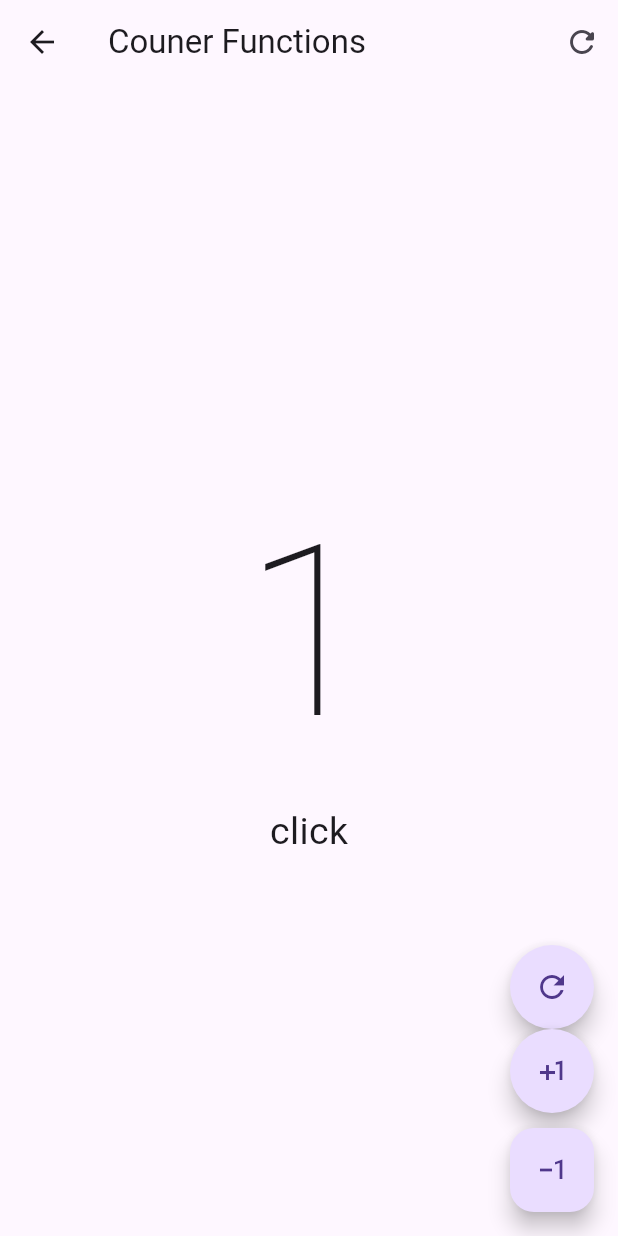
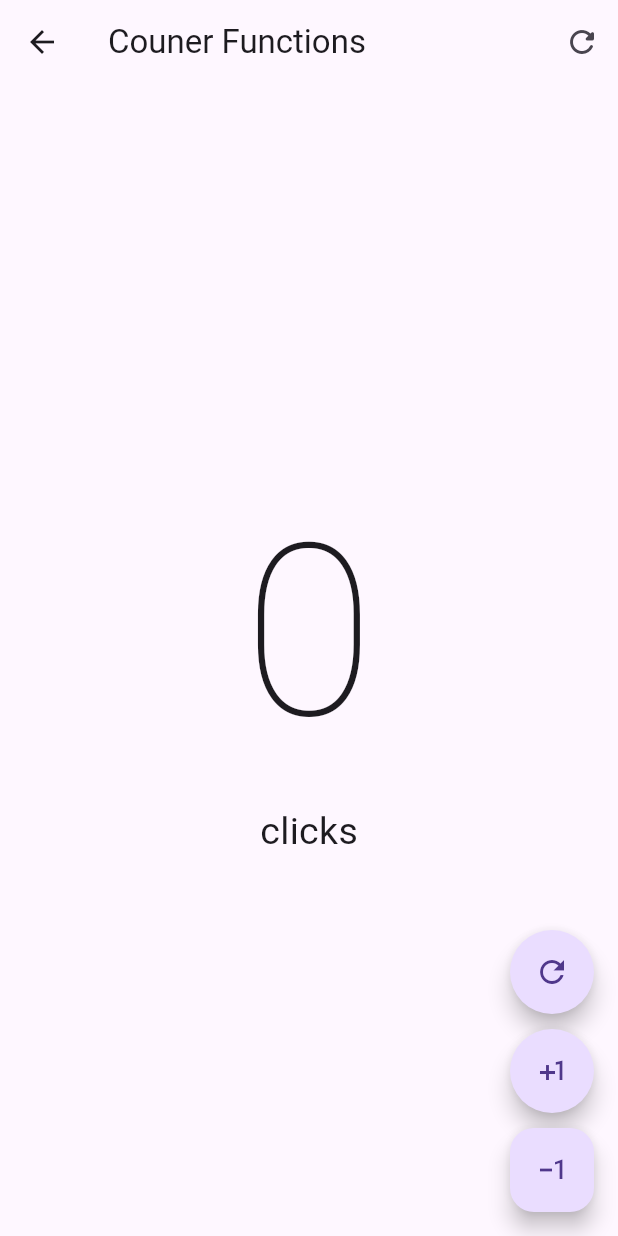
Before and after one commit to EnriqueMG4DS/FLUTTER, a Flutter app: the CounterFunctionsScreen screen opened directly, after a tap on the "refresh" icon, on a phone screen of 412 x 824 dp. Run offline on Flutter 3.47's test engine with Material 3 defaults, Android fonts, the phone set to English and light mode, and no system bars.

Commit message:
Cambio de funcionalidad en un boton y espacion entre botones

```diff
--- a/ProgramFlut/hello_world_app/lib/presentacion/screens/counters/counter_functions_screen.dart
+++ b/ProgramFlut/hello_world_app/lib/presentacion/screens/counters/counter_functions_screen.dart
@@ -51,17 +51,20 @@ class _CounterFunctionsScreenState extends State<CounterFunctionsScreen> {
             children: [
               FloatingActionButton(
                 shape: const StadiumBorder(), //Para redondear el boton en este caso
-            onPressed: () {
+            onPressed: (
+
+            ) {
 
 
               setState(() { //Refresh en el renderizado
-                clickCounter ++;
+                clickCounter =0;
 
               });
               //setState(() {}); //Esta es otra forma de renderizar sin meter una operacion dentro de
             },
             child: const Icon(Icons.refresh_outlined),
           ),
+          const SizedBox(height: 10),
               FloatingActionButton(
                 shape: const StadiumBorder(), //Para redondear el boton en este caso
             onPressed: () {
```
